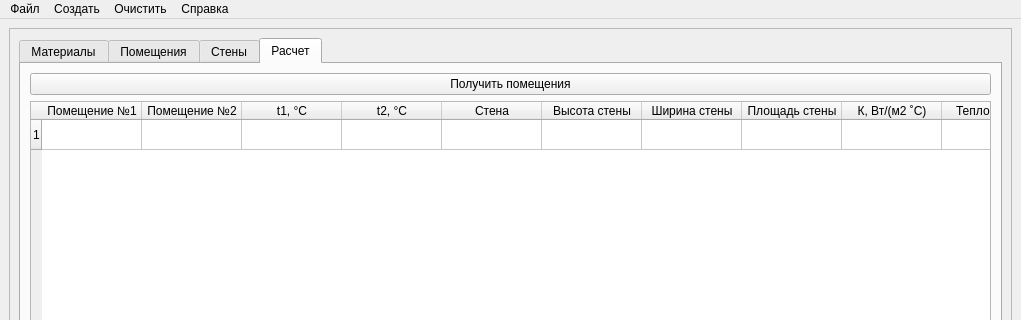
First picture: the form in gui.ui, repository SanichMyshkin/Heat-loss, before the edit; both pictures show x 0 to 1021 and y 0 to 320 of the 1021 by 805 pixel window.
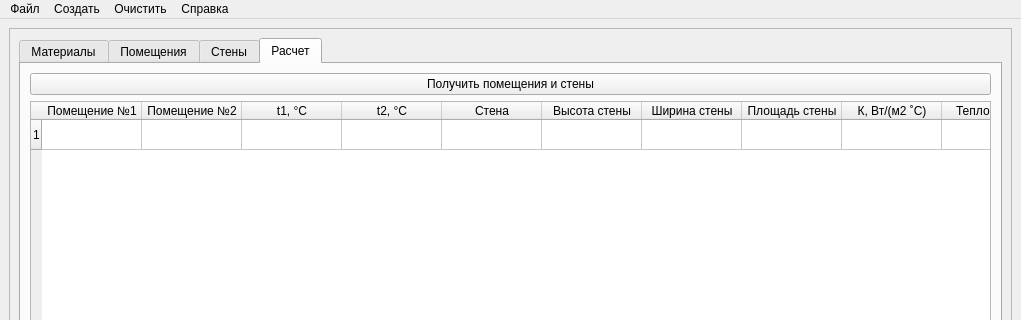
Second picture: the form after the edit. The open tabs and pages were chosen to show the change.

What changed in the file:
```diff
--- a/gui.ui
+++ b/gui.ui
@@ -26,7 +26,7 @@
          <x>0</x>
          <y>0</y>
          <width>995</width>
-         <height>736</height>
+         <height>734</height>
         </rect>
        </property>
        <layout class="QHBoxLayout" name="horizontalLayout_3">
@@ -300,7 +300,7 @@
             <item row="0" column="0">
              <widget class="QPushButton" name="GetRoomsPushButton">
               <property name="text">
-               <string>Получить помещения</string>
+               <string>Получить помещения и стены</string>
               </property>
              </widget>
             </item>
```
Left out of the diff: 4 changed lines with no effect on the pictures.
